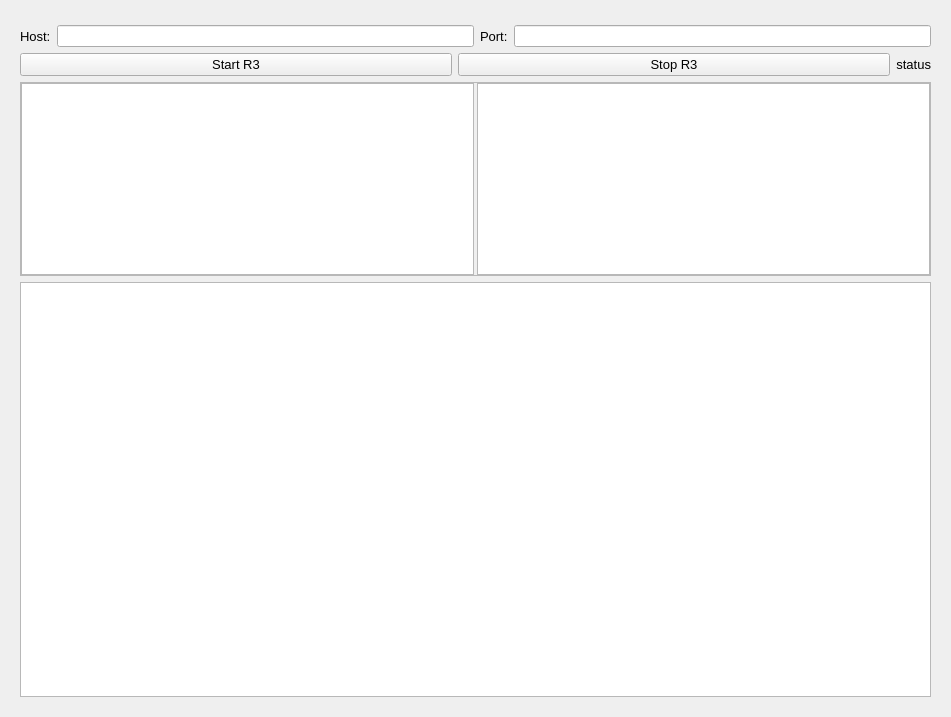
Old version of the form resource/rqt_r3_monitoring.ui in the repository vive-tennis/r3_monitoring.
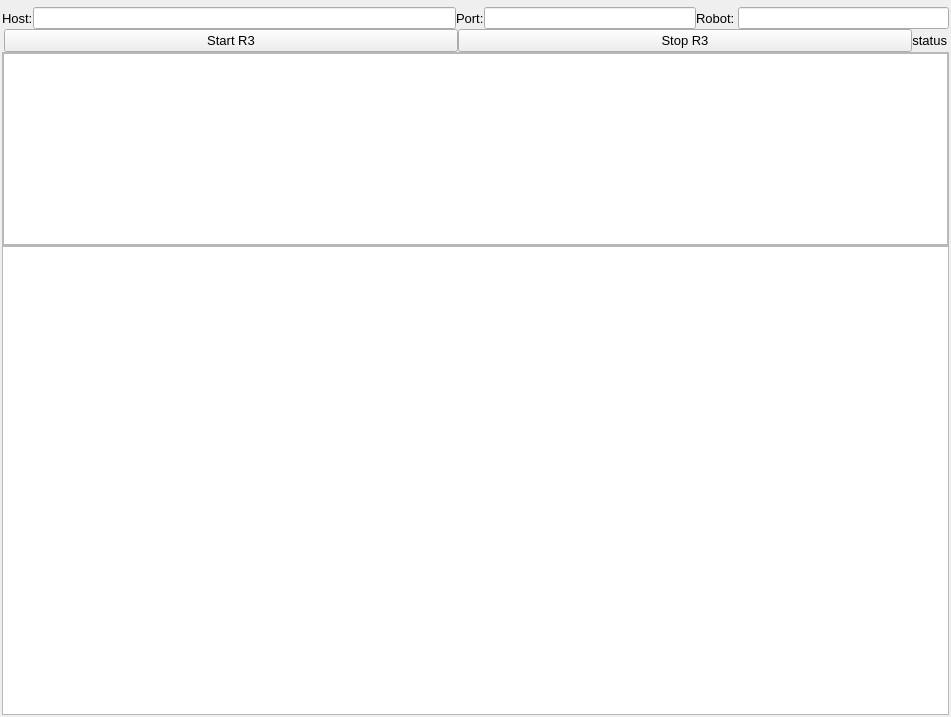
New version of the form.

Commit message: kill r3 at shutdown time: unregister publishers, disconnect from cloud

What changed in the file:
```diff
--- a/resource/rqt_r3_monitoring.ui
+++ b/resource/rqt_r3_monitoring.ui
@@ -21,14 +21,25 @@
    </string>
   </property>
   <layout class="QGridLayout" name="layout_3">
+   <property name="leftMargin">
+    <number>2</number>
+   </property>
+   <property name="topMargin">
+    <number>2</number>
+   </property>
+   <property name="rightMargin">
+    <number>2</number>
+   </property>
+   <property name="bottomMargin">
+    <number>2</number>
+   </property>
+   <property name="horizontalSpacing">
+    <number>2</number>
+   </property>
    <item row="0" column="0">
-     <widget class="QWidget" name="tab_r3_monitoring">
-      <attribute name="title">
-       <string>Vive R3</string>
-      </attribute>
       <layout class="QVBoxLayout" name="verticalLayout" stretch="0,0,0,3">
        <item>
-        <layout class="QHBoxLayout" name="horizontalLayout_7">
+      <layout class="QHBoxLayout" name="horizontalLayout_7" stretch="0,2,0,1,0,1">
          <property name="topMargin">
           <number>5</number>
          </property>
@@ -56,10 +67,26 @@
            </property>
           </widget>
          </item>
+       <item>
+        <widget class="QLabel" name="label">
+         <property name="text">
+          <string>Robot: </string>
+         </property>
+        </widget>
+       </item>
+       <item>
+        <widget class="QLineEdit" name="lineedit_r3_robot"/>
+       </item>
         </layout>
        </item>
        <item>
         <layout class="QHBoxLayout" name="horizontalLayout" stretch="1,1,0">
+       <property name="leftMargin">
+        <number>2</number>
+       </property>
+       <property name="rightMargin">
+        <number>2</number>
+       </property>
          <item>
           <widget class="QPushButton" name="btn_start_r3_user">
            <property name="text">
@@ -119,9 +146,6 @@
           <item>
            <widget class="QListView" name="listview_robots"/>
           </item>
-          <item>
-           <widget class="QTableView" name="tableview_robot_stats"/>
-          </item>
          </layout>
         </widget>
        </item>
@@ -129,7 +153,6 @@
         <widget class="QListView" name="listview_topics"/>
        </item>
       </layout>
-     </widget>
    </item>
   </layout>
  </widget>
```
Lines whose indentation alone changed are shown as unchanged. The commit also changes 2 other files.
